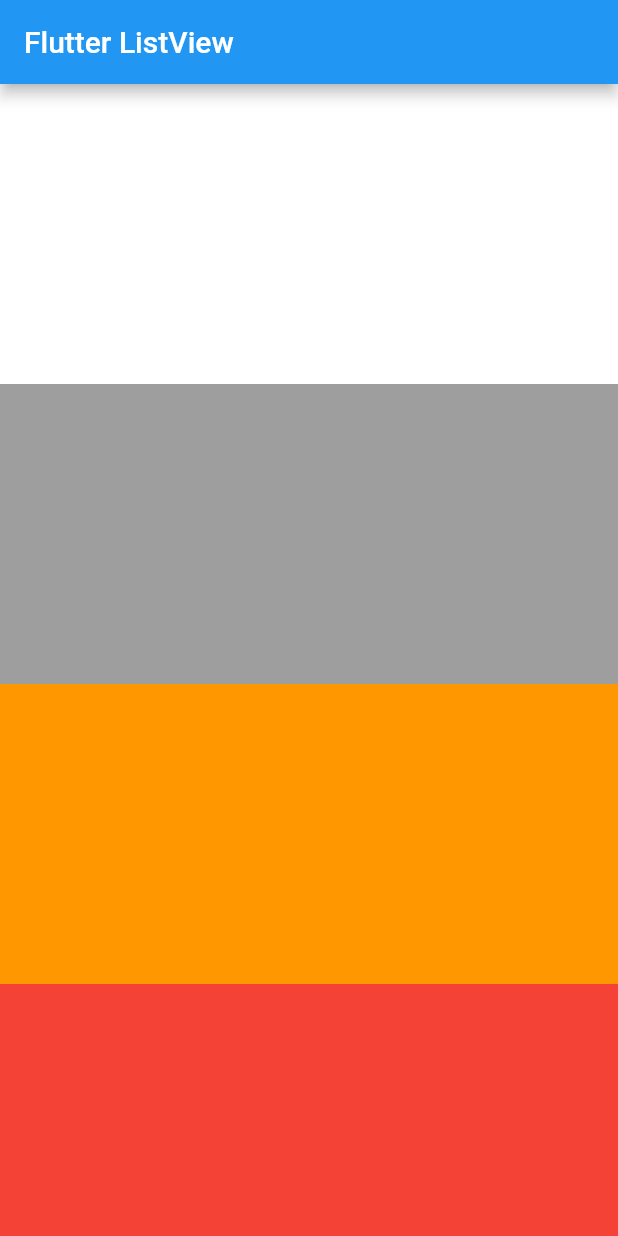
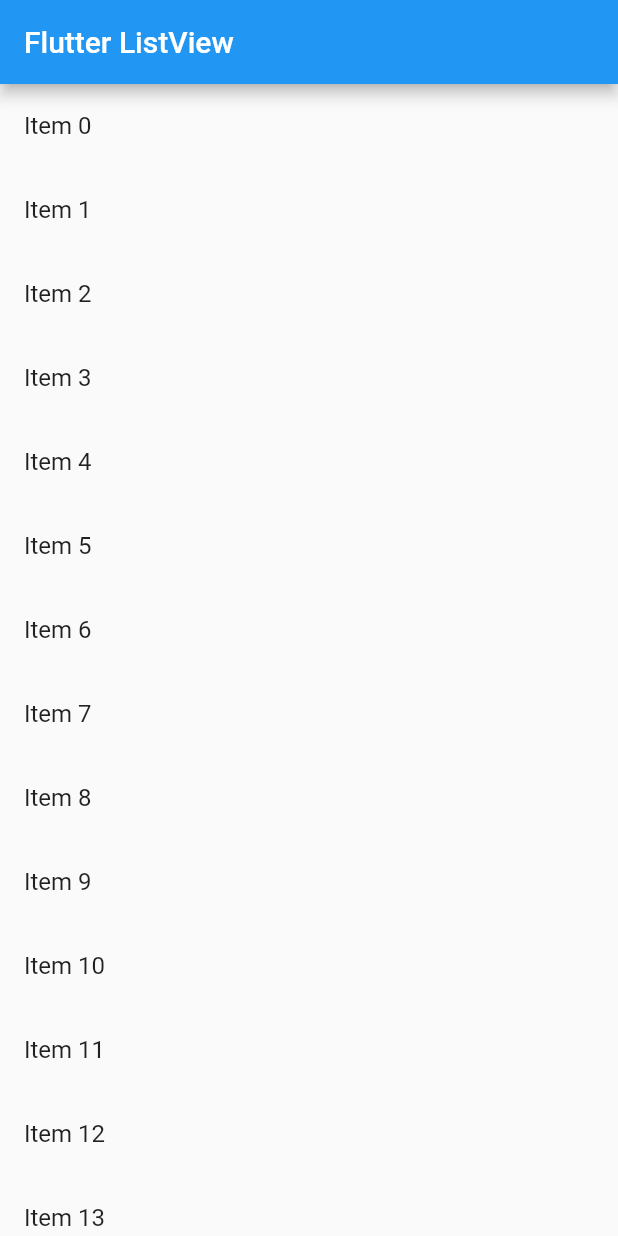
Before and after one commit to LuckyMadu/flutter-sample-project, a Flutter app: the screen it shows after launch, on a phone screen of 412 x 824 dp. Run offline on Flutter 3.47's test engine with Material 2 defaults, Android fonts, the phone set to English and light mode, and no system bars.

Commit message:
list builder

```diff
--- a/lib/main.dart
+++ b/lib/main.dart
@@ -31,32 +31,97 @@
 
 class _MyHomePageState extends State<MyHomePage> {
 
+  var items = List<String>.generate(100, (index) => 'Item $index');
+
   @override
   Widget build(BuildContext context) {
     return Scaffold(
       appBar: AppBar(
         title: Text(widget.title),
       ),
-      body: ListView(
-        children: <Widget>[
-          Container(
-            height: 200,
-            color: Colors.white
-          ),
-          Container(
-            height: 200,
-            color: Colors.grey
-          ),
-          Container(
-            height: 200,
-            color: Colors.orange
-          ),
-          Container(
-            height: 200,
-            color: Colors.red
-          ),
-        ]
-      )
+      // body: ListView(
+      //   children: <Widget>[
+      //     Container(
+      //       height: 200,
+      //       color: Colors.white
+      //     ),
+      //     Container(
+      //       height: 200,
+      //       color: Colors.grey
+      //     ),
+      //     Container(
+      //       height: 200,
+      //       color: Colors.orange
+      //     ),
+      //     Container(
+      //       height: 200,
+      //       color: Colors.red
+      //     ),
+      //   ]
+      // )
+      // body: Container(
+      //   child: ListView(
+      //     scrollDirection:  Axis.vertical,
+      //     children: <Widget>[
+      //       ListTile(
+      //         leading: const Icon(Icons.brightness_auto),
+      //         title: const Text('Brightness Auto'),
+      //         subtitle: const Text('Change Brightness'),
+      //         trailing: const Icon(Icons.menu),
+      //         onTap: (){},
+      //       ),
+      //       const Divider(),
+      //       ListTile(
+      //         leading: const Icon(Icons.image),
+      //         title: const Text('Image'),
+      //         subtitle: const Text('Change Image'),
+      //         trailing: const Icon(Icons.menu),
+      //         onTap: (){},
+      //       ),
+      //       const Divider(),
+      //        ListTile(
+      //         leading: const Icon(Icons.image),
+      //         title: const Text('Settings'),
+      //         onTap: (){},
+      //       ),
+      //     ]
+      //   )
+    //  body: SizedBox(
+    //    height: 200,
+    //    child: ListView(
+    //     scrollDirection:  Axis.horizontal,
+    //     children: <Widget>[
+    //       Container(
+    //         width: 100.0,
+    //         height: 200,
+    //         color: Colors.grey
+    //       ),
+    //       Container(
+    //         width: 100.0,
+    //         height: 200,
+    //         color: Colors.white
+    //       ),
+    //       Container(
+    //         width: 100.0,
+    //         height: 200,
+    //         color: Colors.red
+    //       ),
+    //       Container(
+    //         width: 100.0,
+    //         height: 200,
+    //         color: Colors.orange
+    //       ),
+    //     ]
+    //       ),
+    //  )
+     body: ListView.builder(
+       itemCount: items.length,
+       itemBuilder: (context, index){
+         return ListTile(
+           title: Text(items[index]),
+         );
+       },
+     )
     );
   }
 }
```
